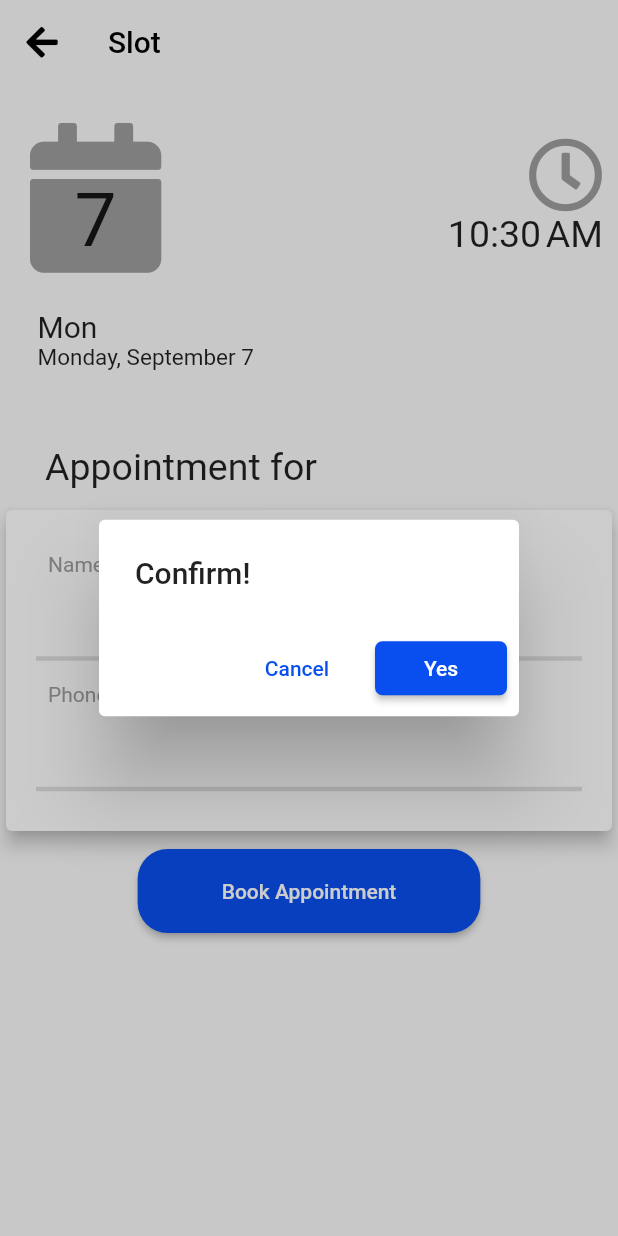
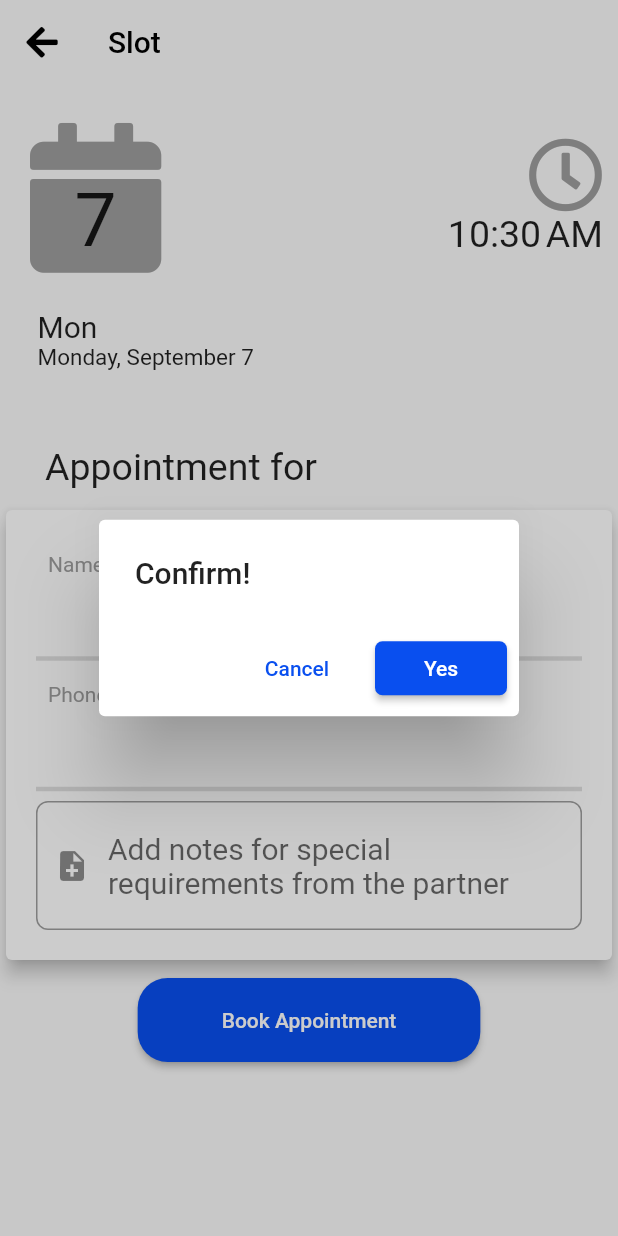
Before and after one commit to Q-Me/q_me, a Flutter app: the AppointmentScreen screen opened directly with empty values, after a tap on "Book Appointment", on a phone screen of 412 x 824 dp. Run offline on Flutter 3.47's test engine with Material 2 defaults, Android fonts, the phone set to English and light mode, and no system bars; our stand-ins replace bloc, cached_network_image, carousel_pro, country_code_picker, equatable, firebase_analytics and 15 more; missing offline and left inert: calendar_strip, checkbox_formfield, icon_shadow, keyboard_avoider, maps_launcher, ordered_set; accounts and stored records are empty; network calls fail; Roboto replaces fonts that are missing (Avenir); project files that could hold a hidden picture were left out.

Commit message:
added note input field

```diff
--- a/lib/views/appointment.dart
+++ b/lib/views/appointment.dart
@@ -36,11 +36,11 @@ class _AppointmentScreenState extends State<AppointmentScreen> {
   Slot get slot => widget.arg.slot;
   double get h => MediaQuery.of(context).size.height;
   double get w => MediaQuery.of(context).size.width;
-  String note = 'Add notes like requirements';
   int otp;
   AppointmentBloc _appointmentBloc;
   AppointmentRepository appointmentRepository;
   bool cancel = false;
+  TextEditingController editingController = new TextEditingController();
 
   @override
   void initState() {
@@ -65,7 +65,7 @@ class _AppointmentScreenState extends State<AppointmentScreen> {
     }
   }
 
-  void confirmationDialog(BuildContext primaryContext) {
+  void confirmationDialog(BuildContext primaryContext, String note) {
     showCupertinoDialog(
         context: primaryContext,
         builder: (BuildContext context) {
@@ -84,7 +84,8 @@ class _AppointmentScreenState extends State<AppointmentScreen> {
                 ),
               ),
               RaisedButton(
-                shape: RoundedRectangleBorder(borderRadius: BorderRadius.circular(5)),
+                shape: RoundedRectangleBorder(
+                    borderRadius: BorderRadius.circular(5)),
                 onPressed: () {
                   logger.d("bookng");
                   BlocProvider.of<BookingBloc>(primaryContext)
@@ -175,6 +176,7 @@ class _AppointmentScreenState extends State<AppointmentScreen> {
                 );
               }
             },
+            child: SingleChildScrollView(
               child: Column(
                 children: [
                   Padding(
@@ -197,7 +199,8 @@ class _AppointmentScreenState extends State<AppointmentScreen> {
                                   size: 50,
                                   color: Colors.grey,
                                 ),
-                              Text("${DateFormat("jm").format(slot.startTime)}",
+                                Text(
+                                    "${DateFormat("jm").format(slot.startTime)}",
                                     style: TextStyle(fontSize: 25)),
                               ],
                             ),
@@ -241,6 +244,29 @@ class _AppointmentScreenState extends State<AppointmentScreen> {
                               ListItem(
                                   title: "Phone No",
                                   value: "${subscriber.phone}"),
+                              TextField(
+                                onChanged: (value) {
+                                  print(value);
+                                },
+                                style: TextStyle(
+                                  fontSize: 20,
+                                ),
+                                minLines: 1,
+                                maxLines: 6,
+                                controller: editingController,
+                                decoration: InputDecoration(
+                                    prefixIcon: Icon(Icons.note_add),
+                                    // labelText: "Note",
+                                    hintText:
+                                        "Add notes for special requirements from the partner",
+                                    // hintStyle: TextStyle(fontSize: 14,),
+                                    border: OutlineInputBorder(
+                                        borderSide: BorderSide(
+                                          width: 2,
+                                        ),
+                                        borderRadius:
+                                            BorderRadius.circular(8))),
+                              )
                             ],
                           )),
                     ),
@@ -251,7 +277,7 @@ class _AppointmentScreenState extends State<AppointmentScreen> {
                       builder: (context, state) {
                         return RaisedButton(
                           onPressed: () {
-                          confirmationDialog(context);
+                            confirmationDialog(context, editingController.text);
                           },
                           color: Theme.of(context).primaryColor,
                           child: Padding(
@@ -269,6 +295,7 @@ class _AppointmentScreenState extends State<AppointmentScreen> {
                     ),
                   )
                 ],
+              ),
             ),
           ),
         ),
```
Lines whose indentation alone changed are shown as unchanged.
